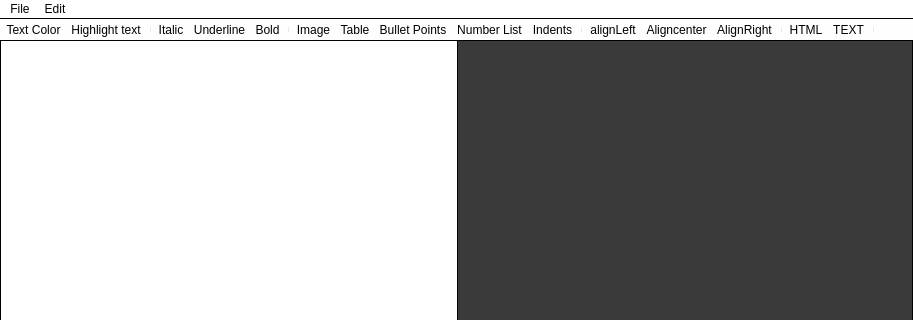
The window that untitled.ui (KooshaKayani/texteditor) describes before a commit, drawn with Qt 5; both pictures show x 0 to 913 and y 0 to 320 of the 913 by 617 pixel window.
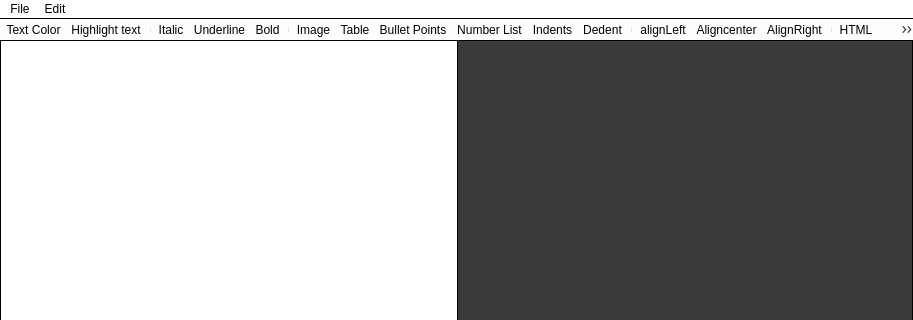
The same window after the commit. Icons and pictures are not drawn.

Commit message: Dedent added also working on adding hyper link

```diff
--- a/untitled.ui
+++ b/untitled.ui
@@ -230,6 +230,7 @@
    <addaction name="actionBullet_Points"/>
    <addaction name="actionNumber_List"/>
    <addaction name="actionIndents"/>
+   <addaction name="actionDedent"/>
    <addaction name="separator"/>
    <addaction name="actionalignLeft"/>
    <addaction name="actionAlign_center"/>
@@ -517,6 +518,14 @@
     <string>&lt;html&gt;&lt;head/&gt;&lt;body&gt;&lt;p&gt;&lt;span style=&quot; color:#000000;&quot;&gt;insert image&lt;/span&gt;&lt;/p&gt;&lt;/body&gt;&lt;/html&gt;</string>
    </property>
   </action>
+  <action name="actionDedent">
+   <property name="text">
+    <string>Dedent</string>
+   </property>
+   <property name="toolTip">
+    <string>&lt;html&gt;&lt;head/&gt;&lt;body&gt;&lt;p&gt;&lt;span style=&quot; color:#000000;&quot;&gt;Dedent&lt;/span&gt;&lt;/p&gt;&lt;/body&gt;&lt;/html&gt;</string>
+   </property>
+  </action>
  </widget>
  <resources/>
  <connections/>
```
The commit also changes 2 other files.
